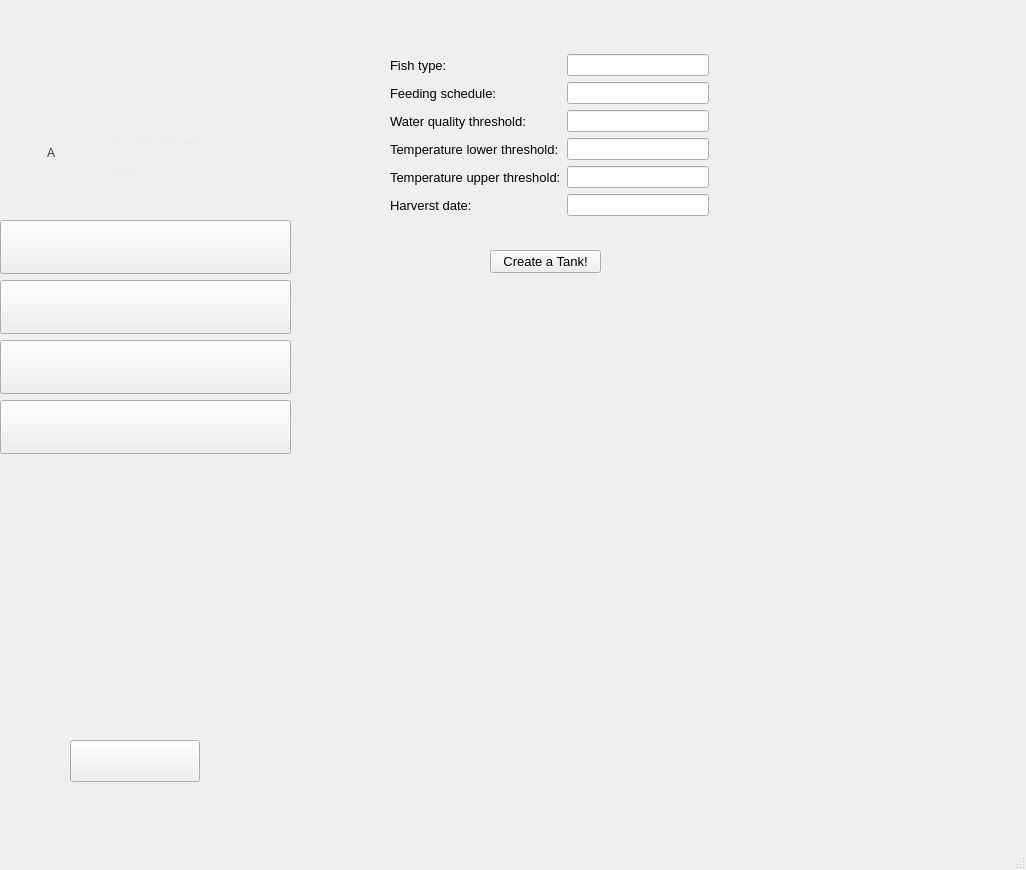
abdullahsalah96/Pisces, file GUI/gui.ui: the form before one commit.
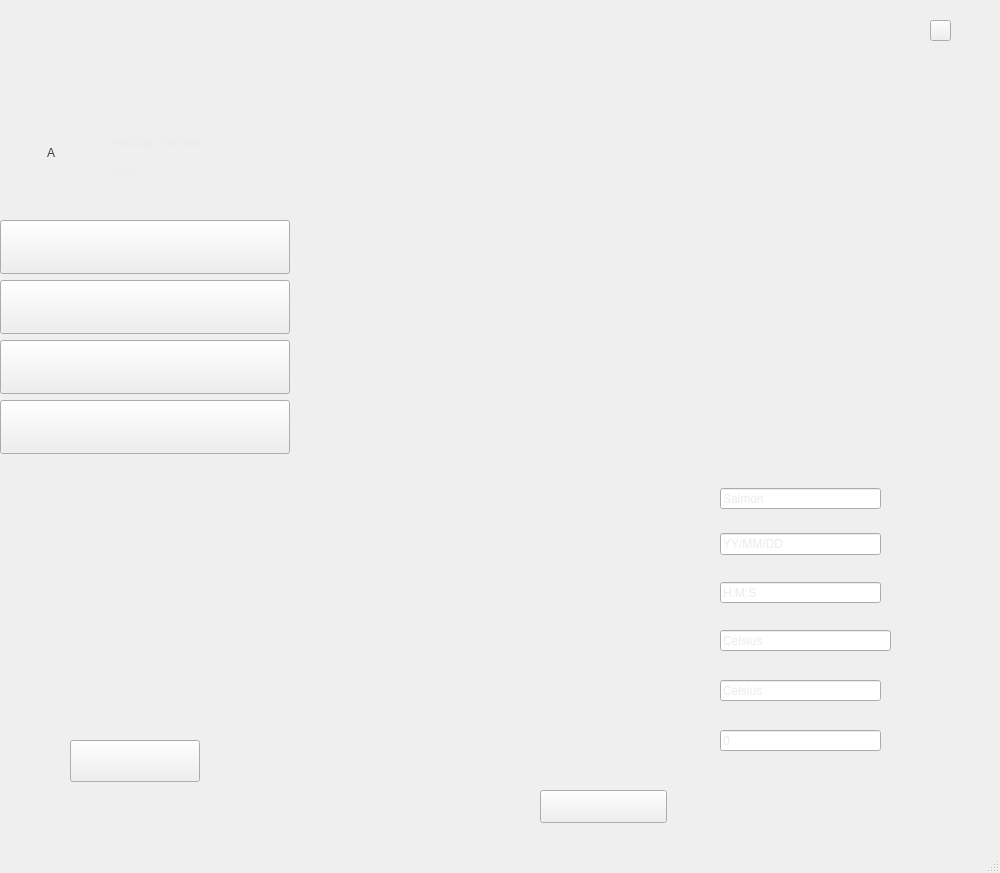
The form after the commit. The open tabs and pages were chosen to show the change. Icons and pictures are not drawn.

What changed in the file:
```diff
--- a/GUI/gui.ui
+++ b/GUI/gui.ui
@@ -6,8 +6,8 @@
    <rect>
     <x>0</x>
     <y>0</y>
-    <width>1026</width>
-    <height>870</height>
+    <width>1000</width>
+    <height>873</height>
    </rect>
   </property>
   <property name="windowTitle">
@@ -295,9 +295,9 @@
      <widget class="QStackedWidget" name="stackedWidget_2">
       <property name="geometry">
        <rect>
-        <x>330</x>
+        <x>290</x>
         <y>0</y>
-        <width>661</width>
+        <width>711</width>
         <height>851</height>
        </rect>
       </property>
@@ -665,10 +665,10 @@
        <widget class="QPushButton" name="button_main_create">
         <property name="geometry">
          <rect>
-          <x>160</x>
-          <y>250</y>
-          <width>111</width>
-          <height>23</height>
+          <x>250</x>
+          <y>790</y>
+          <width>127</width>
+          <height>33</height>
          </rect>
         </property>
         <property name="font">
@@ -676,119 +676,164 @@
           <pointsize>10</pointsize>
          </font>
         </property>
+        <property name="styleSheet">
+         <string notr="true">QPushButton{
+	border-image: url(:/Resources/createButton.png);
+background-repeat: none;
+}
+
+QPushButton:hover{
+border-image: url(:/Resources/createButtonPressed.png);
+}
+
+QPushButton:pressed{
+border-image: url(:/Resources/createButtonPressed.png);
+}x</string>
+        </property>
         <property name="text">
-         <string>Create a Tank!</string>
+         <string/>
         </property>
        </widget>
-       <widget class="QWidget" name="layoutWidget_7">
+       <widget class="QPushButton" name="close_2">
         <property name="geometry">
          <rect>
-          <x>60</x>
-          <y>50</y>
-          <width>319</width>
-          <height>171</height>
+          <x>640</x>
+          <y>20</y>
+          <width>21</width>
+          <height>21</height>
          </rect>
         </property>
-        <layout class="QGridLayout" name="gridLayout_6">
-         <item row="0" column="0">
-          <layout class="QVBoxLayout" name="verticalLayout_7">
-           <item>
-            <widget class="QLabel" name="label_14">
-             <property name="font">
-              <font>
-               <pointsize>10</pointsize>
-              </font>
-             </property>
-             <property name="text">
-              <string>Fish type:</string>
-             </property>
-            </widget>
-           </item>
-           <item>
-            <widget class="QLabel" name="label_15">
-             <property name="font">
-              <font>
-               <pointsize>10</pointsize>
-              </font>
-             </property>
-             <property name="text">
-              <string>Feeding schedule:</string>
-             </property>
-            </widget>
-           </item>
-           <item>
-            <widget class="QLabel" name="label_16">
-             <property name="font">
-              <font>
-               <pointsize>10</pointsize>
-              </font>
-             </property>
-             <property name="text">
-              <string>Water quality threshold:</string>
-             </property>
-            </widget>
-           </item>
-           <item>
-            <widget class="QLabel" name="label_17">
-             <property name="font">
-              <font>
-               <pointsize>10</pointsize>
-              </font>
-             </property>
-             <property name="text">
-              <string>Temperature lower threshold:</string>
-             </property>
-            </widget>
-           </item>
-           <item>
-            <widget class="QLabel" name="label_18">
-             <property name="font">
-              <font>
-               <pointsize>10</pointsize>
-              </font>
-             </property>
-             <property name="text">
-              <string>Temperature upper threshold:</string>
-             </property>
-            </widget>
-           </item>
-           <item>
-            <widget class="QLabel" name="label_19">
-             <property name="font">
-              <font>
-               <pointsize>10</pointsize>
-              </font>
-             </property>
-             <property name="text">
-              <string>Harverst date:</string>
-             </property>
-            </widget>
-           </item>
-          </layout>
-         </item>
-         <item row="0" column="1">
-          <layout class="QVBoxLayout" name="verticalLayout_8">
-           <item>
-            <widget class="QLineEdit" name="lineEdit_fishType_create"/>
-           </item>
-           <item>
-            <widget class="QLineEdit" name="lineEdit_feedingSchedule"/>
-           </item>
-           <item>
-            <widget class="QLineEdit" name="lineEdit_wqThreshold"/>
-           </item>
-           <item>
-            <widget class="QLineEdit" name="lineEdit_tempLThreshold"/>
-           </item>
-           <item>
-            <widget class="QLineEdit" name="lineEdit_tempUThreshold"/>
-           </item>
-           <item>
-            <widget class="QLineEdit" name="lineEdit_harvestDate_create"/>
-           </item>
-          </layout>
-         </item>
-        </layout>
+        <property name="styleSheet">
+         <string notr="true">QPushButton{
+border-image: url(:/Resources/exitWhiteBlue.png);
+background-repeat: none;
+}
+
+QPushButton:hover{
+border-image: url(:/Resources/black_blue.png);
+}
+
+QPushButton:pressed{
+border-image: url(:/Resources/black_blue.png);
+}x</string>
+        </property>
+        <property name="text">
+         <string/>
+        </property>
+       </widget>
+       <widget class="QLineEdit" name="lineEdit_fishType_create">
+        <property name="geometry">
+         <rect>
+          <x>430</x>
+          <y>488</y>
+          <width>161</width>
+          <height>21</height>
+         </rect>
+        </property>
+        <property name="styleSheet">
+         <string notr="true">border-image: url(:/Resources/darkBlackBG.png);
+color: rgb(235, 235, 235);
+font: 25 10pt &quot;Roboto Light&quot;;
+</string>
+        </property>
+        <property name="text">
+         <string>Salmon</string>
+        </property>
+       </widget>
+       <widget class="QLineEdit" name="lineEdit_feedingSchedule">
+        <property name="geometry">
+         <rect>
+          <x>430</x>
+          <y>582</y>
+          <width>161</width>
+          <height>21</height>
+         </rect>
+        </property>
+        <property name="styleSheet">
+         <string notr="true">border-image: url(:/Resources/darkBlackBG.png);
+color: rgb(235, 235, 235);
+font: 25 10pt &quot;Roboto Light&quot;;
+</string>
+        </property>
+        <property name="text">
+         <string>H:M:S</string>
+        </property>
+       </widget>
+       <widget class="QLineEdit" name="lineEdit_wqThreshold">
+        <property name="geometry">
+         <rect>
+          <x>430</x>
+          <y>730</y>
+          <width>161</width>
+          <height>21</height>
+         </rect>
+        </property>
+        <property name="styleSheet">
+         <string notr="true">border-image: url(:/Resources/darkBlackBG.png);
+color: rgb(235, 235, 235);
+font: 25 10pt &quot;Roboto Light&quot;;
+</string>
+        </property>
+        <property name="text">
+         <string>0</string>
+        </property>
+       </widget>
+       <widget class="QLineEdit" name="lineEdit_tempLThreshold">
+        <property name="geometry">
+         <rect>
+          <x>430</x>
+          <y>630</y>
+          <width>171</width>
+          <height>21</height>
+         </rect>
+        </property>
+        <property name="styleSheet">
+         <string notr="true">border-image: url(:/Resources/darkBlackBG.png);
+color: rgb(235, 235, 235);
+font: 25 10pt &quot;Roboto Light&quot;;
+</string>
+        </property>
+        <property name="text">
+         <string>Celsius</string>
+        </property>
+       </widget>
+       <widget class="QLineEdit" name="lineEdit_tempUThreshold">
+        <property name="geometry">
+         <rect>
+          <x>430</x>
+          <y>680</y>
+          <width>161</width>
+          <height>21</height>
+         </rect>
+        </property>
+        <property name="styleSheet">
+         <string notr="true">border-image: url(:/Resources/darkBlackBG.png);
+color: rgb(235, 235, 235);
+font: 25 10pt &quot;Roboto Light&quot;;
+</string>
+        </property>
+        <property name="text">
+         <string>Celsius</string>
+        </property>
+       </widget>
+       <widget class="QLineEdit" name="lineEdit_harvestDate_create">
+        <property name="geometry">
+         <rect>
+          <x>430</x>
+          <y>533</y>
+          <width>161</width>
+          <height>22</height>
+         </rect>
+        </property>
+        <property name="styleSheet">
+         <string notr="true">border-image: url(:/Resources/darkBlackBG.png);
+color: rgb(235, 235, 235);
+font: 25 10pt &quot;Roboto Light&quot;;
+</string>
+        </property>
+        <property name="text">
+         <string>YY/MM/DD</string>
+        </property>
        </widget>
       </widget>
       <widget class="QWidget" name="page_settings">
@@ -838,7 +883,7 @@
        <rect>
         <x>0</x>
         <y>220</y>
-        <width>291</width>
+        <width>290</width>
         <height>54</height>
        </rect>
       </property>
@@ -865,7 +910,7 @@
        <rect>
         <x>0</x>
         <y>280</y>
-        <width>291</width>
+        <width>290</width>
         <height>54</height>
        </rect>
       </property>
@@ -892,7 +937,7 @@
        <rect>
         <x>0</x>
         <y>340</y>
-        <width>291</width>
+        <width>290</width>
         <height>54</height>
        </rect>
       </property>
@@ -919,7 +964,7 @@
        <rect>
         <x>0</x>
         <y>400</y>
-        <width>291</width>
+        <width>290</width>
         <height>54</height>
        </rect>
       </property>
```
Left out of the diff: 735 changed lines with no effect on the pictures.
